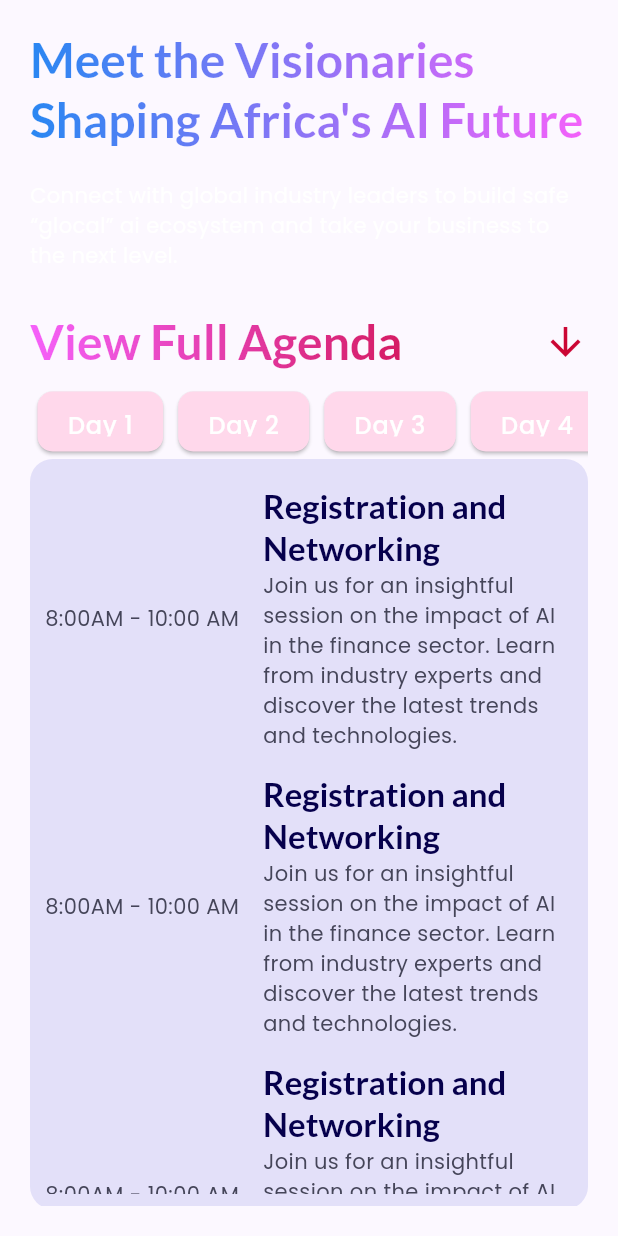
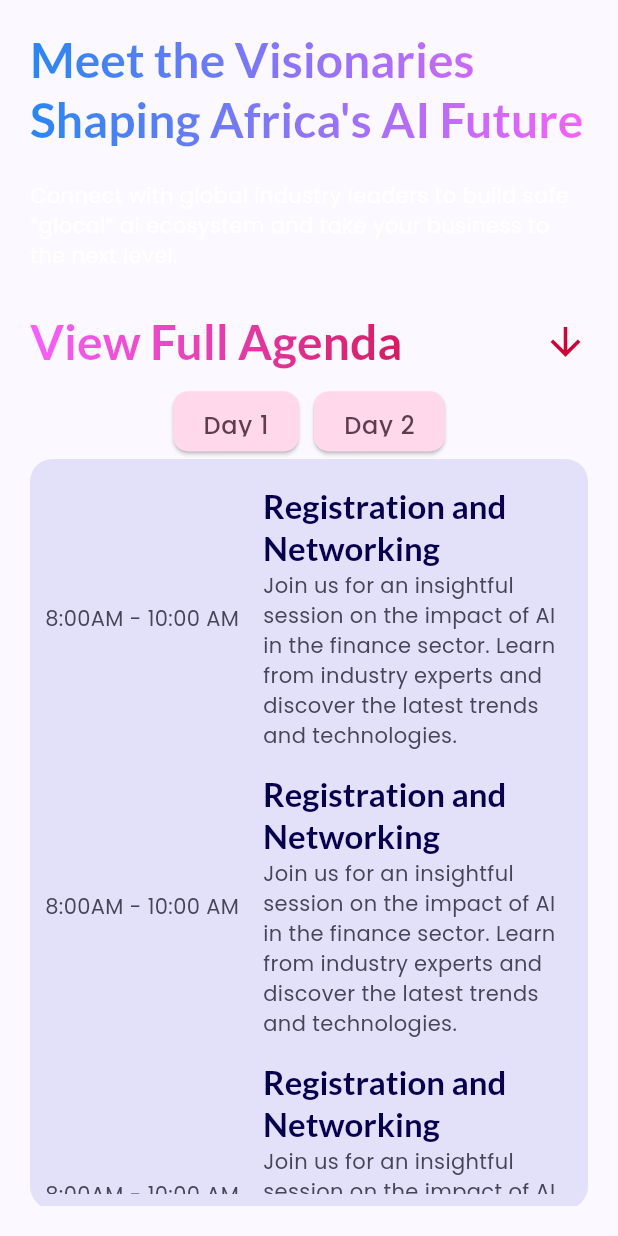
Before and after one commit to Darius253/pan_africa_summit, a Flutter app: the EventsPage widget shown alone on an empty page, opened directly with empty values, after a tap on "View Full Agenda", on a phone screen of 412 x 824 dp. Run offline on Flutter 3.47's test engine with Material 3 defaults, Android fonts, the phone set to English and light mode, and no system bars; our stand-ins replace google_fonts, lottie, shimmer.

Commit message:
feat: update event button to use text color from theme and reduce item count

```diff
--- a/lib/ui/home_screens/events_page.dart
+++ b/lib/ui/home_screens/events_page.dart
@@ -44,10 +44,11 @@ class EventsPage extends StatelessWidget {
                       onPressed: () {},
                       color: theme.colorScheme.tertiaryContainer,
                       text: "Day ${index + 1}",
+                      textColor: theme.colorScheme.onTertiaryContainer,
                     ),
                   );
                 },
-                itemCount: 6,
+                itemCount: 2,
                 shrinkWrap: true,
               ),
             ),
```
